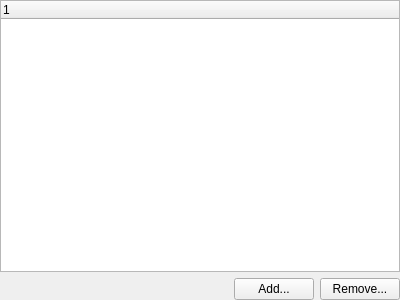
The window that dpse2/src/commonui/CAttributesEditorUI.ui (ArsMasiuk/DPSE) describes before a commit, drawn with Qt 5.
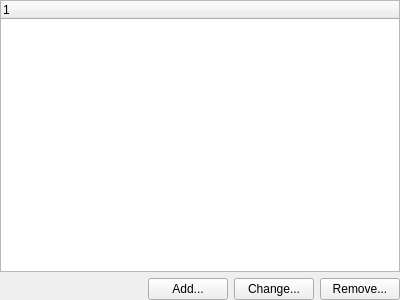
The same window after the commit. Custom widgets are drawn as their Qt base class.

Diff of the .ui file:
```diff
--- a/dpse2/src/commonui/CAttributesEditorUI.ui
+++ b/dpse2/src/commonui/CAttributesEditorUI.ui
@@ -54,6 +54,13 @@
        </property>
       </widget>
      </item>
+     <item>
+      <widget class="QPushButton" name="ChangeButton">
+       <property name="text">
+        <string>Change...</string>
+       </property>
+      </widget>
+     </item>
      <item>
       <widget class="QPushButton" name="RemoveButton">
        <property name="statusTip">
```
Left out of the diff: 6 changed lines with no effect on the pictures.
